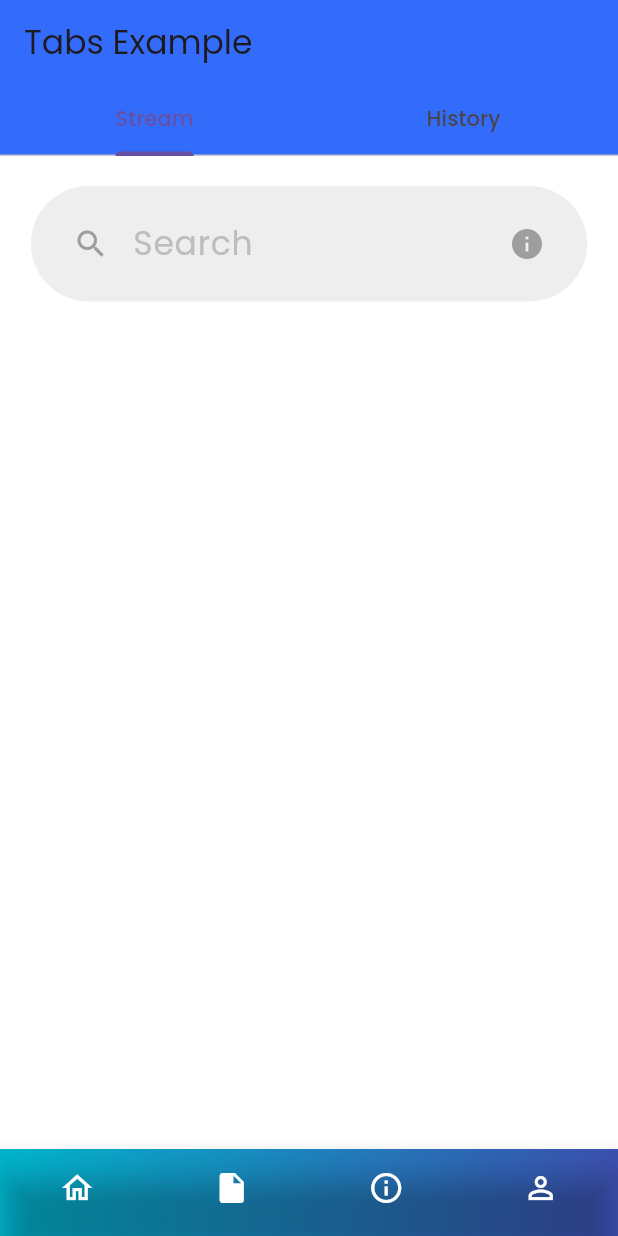
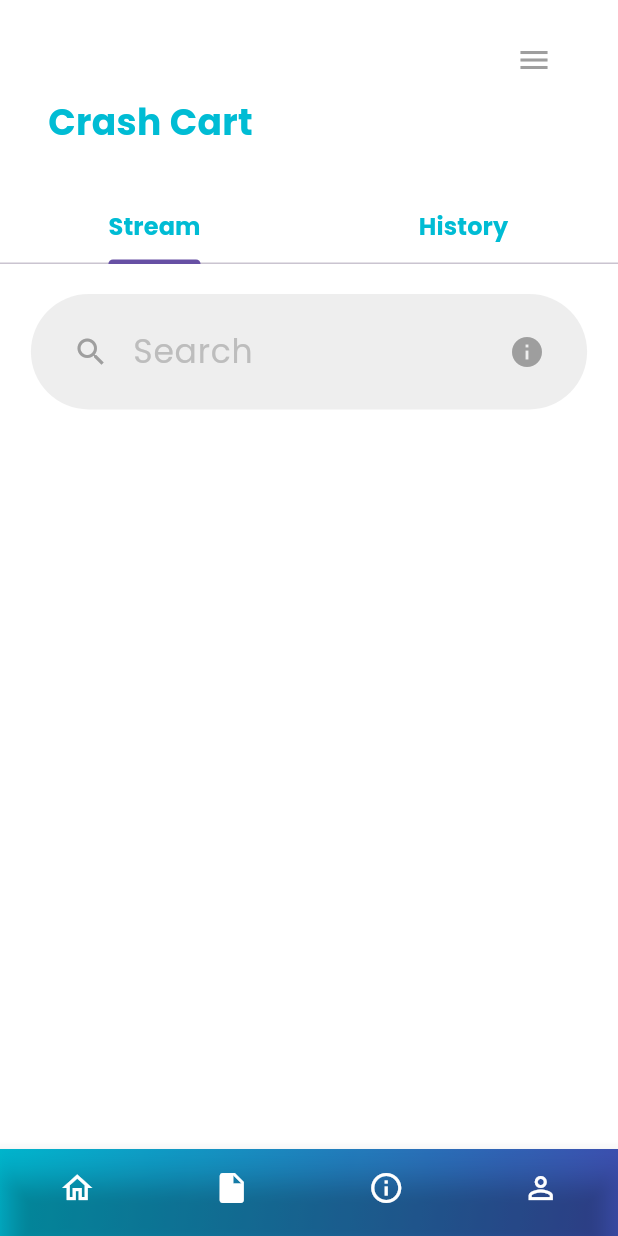
Before and after one commit to iammtmakiling/crash_cart, a Flutter app: the screen it shows after launch, item 2 of the bottom bar chosen, on a phone screen of 412 x 824 dp. Run offline on Flutter 3.47's test engine with Material 3 defaults, Android fonts, the phone set to English and light mode, and no system bars; our stand-ins replace google_fonts.

Commit message:
ui: stream appbar

```diff
--- a/my_app/lib/src/tabs/streamTab.dart
+++ b/my_app/lib/src/tabs/streamTab.dart
@@ -6,22 +6,102 @@ class StreamTab extends StatelessWidget {
 
   @override
   Widget build(BuildContext context) {
-    return DefaultTabController(
+    return Column(
+      children: [
+        Container(
+          decoration: const BoxDecoration(
+            color: Colors.white,
+          ),
+          child: Padding(
+            padding: const EdgeInsets.fromLTRB(32, 16, 32, 0),
+            child: Column(
+              crossAxisAlignment: CrossAxisAlignment.start,
+              children: [
+                Row(
+                  children: [
+                    const Spacer(),
+                    PopupMenuButton<String>(
+                      icon: const Icon(Icons.menu, color: Colors.grey),
+                      itemBuilder: (context) => [
+                        const PopupMenuItem<String>(
+                          value: 'logout',
+                          child: Text('Logout'),
+                        ),
+                      ],
+                      onSelected: (value) {
+                        if (value == 'logout') {
+                          // Implement logout functionality
+                          // For example, you can navigate to the login screen
+                          Navigator.pushReplacementNamed(context, '/login');
+                        }
+                      },
+                    ),
+                  ],
+                ),
+                const Row(
+                  children: [
+                    Column(
+                      crossAxisAlignment: CrossAxisAlignment.start,
+                      children: [
+                        Text(
+                          'Crash Cart',
+                          style: TextStyle(
+                            fontSize: 24,
+                            color: Colors.cyan,
+                            fontWeight: FontWeight.bold,
+                          ),
+                        ),
+                      ],
+                    ),
+                  ],
+                ),
+                const SizedBox(height: 20)
+              ],
+            ),
+          ),
+        ),
+        Expanded(
+          child: DefaultTabController(
             length: 2, // Number of tabs
             child: Scaffold(
               appBar: AppBar(
-          title: const Text('Tabs Example'),
+                backgroundColor: Colors.white,
+                toolbarHeight: 10,
                 bottom: const TabBar(
                   tabs: [
-              Tab(text: 'Stream'),
-              Tab(text: 'History'),
+                    Tab(
+                      child: Text(
+                        'Stream',
+                        style: TextStyle(
+                          fontSize: 16,
+                          color: Colors.cyan,
+                          fontWeight: FontWeight.bold,
+                        ),
+                      ),
+                    ),
+                    Tab(
+                      child: Text(
+                        'History',
+                        style: TextStyle(
+                          fontSize: 16,
+                          color: Colors.cyan,
+                          fontWeight: FontWeight.bold,
+                        ),
+                      ),
+                    ),
                   ],
                 ),
               ),
               body: const TabBarView(
-          children: [SubStreamTab(), SubHistoryTab()],
+                children: [
+                  SubStreamTab(),
+                  SubHistoryTab(),
+                ],
               ),
             ),
+          ),
+        ),
+      ],
     );
   }
 }
```
Lines whose indentation alone changed are shown as unchanged.
